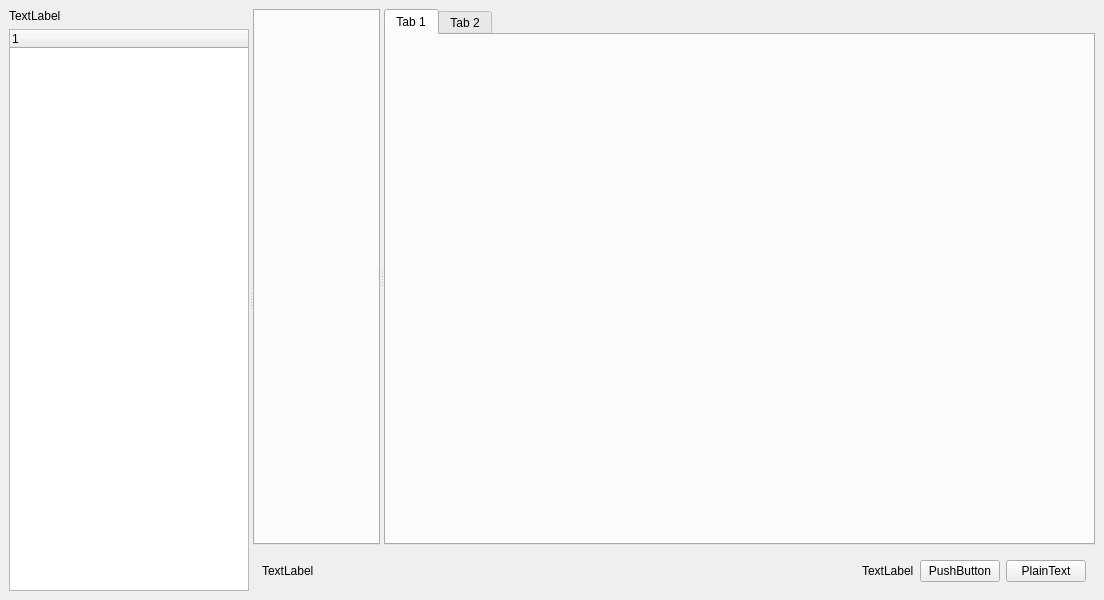
Before: the Qt Designer form mainwindow.ui in Gosha1122/CodeEditor2MenuBar, drawn with Qt 5.
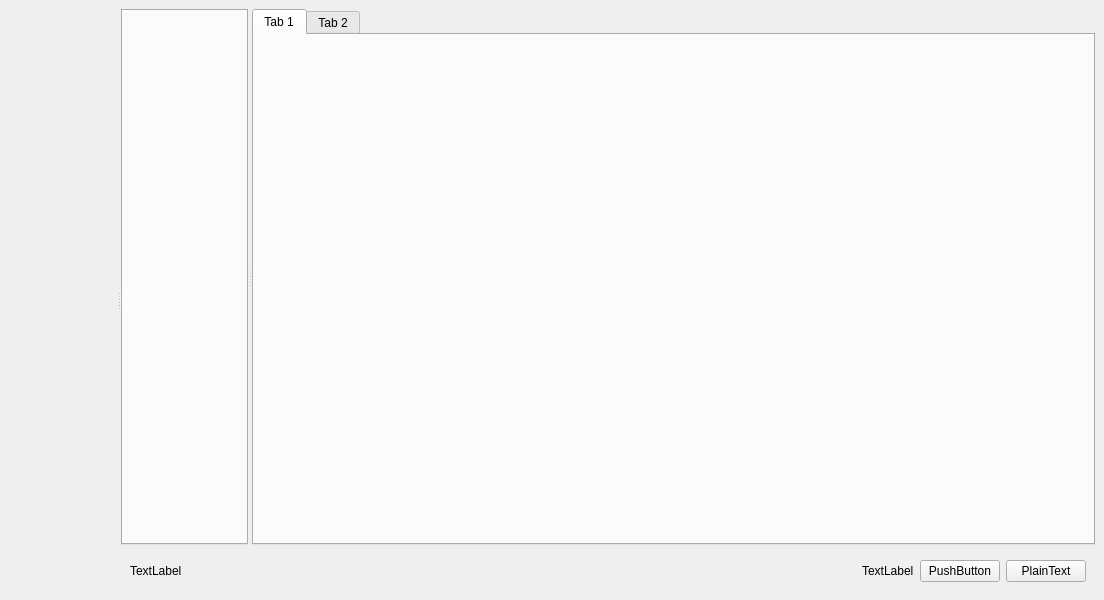
After: the same form once the commit is applied.

Diff of the .ui file:
```diff
--- a/mainwindow.ui
+++ b/mainwindow.ui
@@ -20,26 +20,7 @@
       <property name="orientation">
        <enum>Qt::Horizontal</enum>
       </property>
-      <widget class="QWidget" name="widget" native="true">
-       <layout class="QVBoxLayout" name="verticalLayout_3">
-        <item>
-         <widget class="QLabel" name="label_3">
-          <property name="text">
-           <string>TextLabel</string>
-          </property>
-         </widget>
-        </item>
-        <item>
-         <widget class="QTreeWidget" name="treeWidget">
-          <column>
-           <property name="text">
-            <string notr="true">1</string>
-           </property>
-          </column>
-         </widget>
-        </item>
-       </layout>
-      </widget>
+      <widget class="QWidget" name="leftWidget" native="true"/>
       <widget class="QWidget" name="widget_2" native="true">
        <layout class="QVBoxLayout" name="verticalLayout">
         <item>
```
